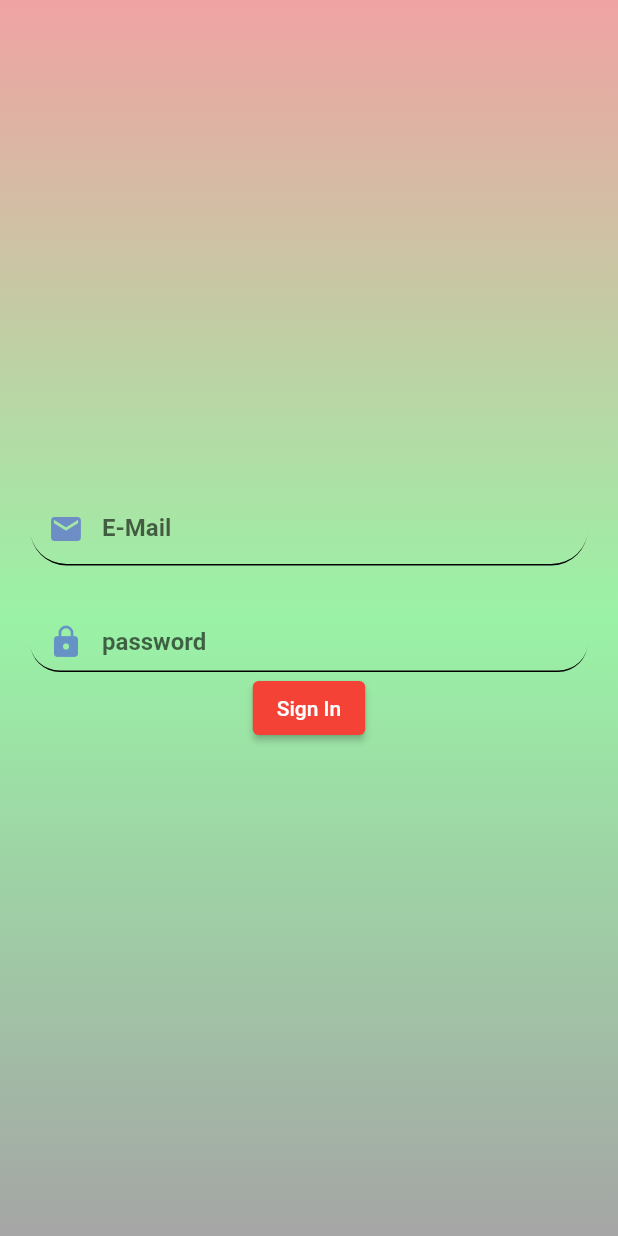
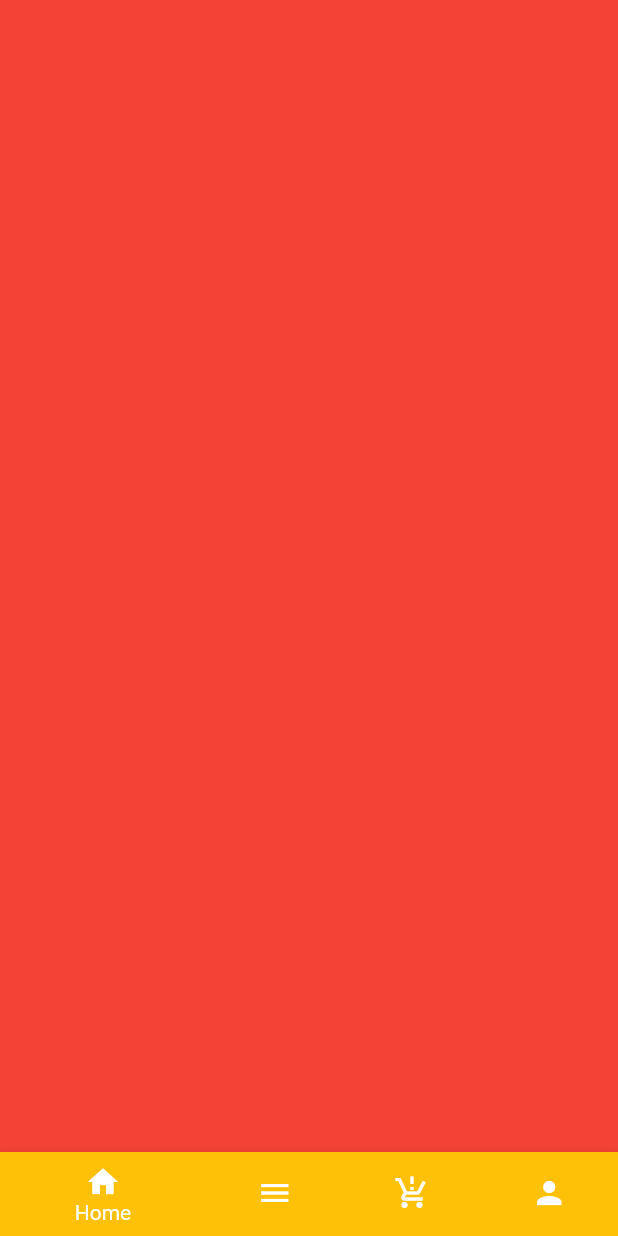
Before and after one commit to alamin144/Login_UI, a Flutter app: the screen it shows after launch, after a tap on "Sign In", on a phone screen of 412 x 824 dp. Run offline on Flutter 3.47's test engine with Material 2 defaults, Android fonts, the phone set to English and light mode, and no system bars.

```diff
--- /dev/null
+++ b/login_ui/lib/navigator/bottom_navi.dart
@@ -0,0 +1,55 @@
+import 'package:flutter/material.dart';
+import 'package:login_ui/navigator/catageroy.dart';
+import 'package:login_ui/navigator/order.dart';
+import 'package:login_ui/navigator/product.dart';
+import 'package:login_ui/navigator/profile.dart';
+
+class Bar extends StatefulWidget {
+  const Bar({super.key});
+
+  @override
+  State<Bar> createState() => _BarState();
+}
+
+class _BarState extends State<Bar> {
+  int _currentIdex = 0;
+
+  final tabs = [
+    Order(),
+    Catageroy(),
+    Product(),
+    Profile(),
+  ];
+  @override
+  Widget build(BuildContext context) {
+    return Scaffold(
+      body: tabs[_currentIdex],
+      bottomNavigationBar: BottomNavigationBar(
+        currentIndex: _currentIdex,
+        items: [
+          BottomNavigationBarItem(
+              icon: Icon(Icons.home),
+              backgroundColor: Colors.amber,
+              label: "Home"),
+          BottomNavigationBarItem(
+              icon: Icon(Icons.menu),
+              backgroundColor: Colors.green,
+              label: "catageroy"),
+          BottomNavigationBarItem(
+              icon: Icon(Icons.production_quantity_limits),
+              backgroundColor: Colors.purple,
+              label: "product"),
+          BottomNavigationBarItem(
+              icon: Icon(Icons.person),
+              backgroundColor: Colors.blue,
+              label: "Profile"),
+        ],
+        onTap: (index) {
+          setState(() {
+            _currentIdex = index;
+          });
+        },
+      ),
+    );
+  }
+}
--- /dev/null
+++ b/login_ui/lib/navigator/order.dart
@@ -0,0 +1,23 @@
+import 'package:flutter/material.dart';
+import 'package:flutter/src/widgets/container.dart';
+import 'package:flutter/src/widgets/framework.dart';
+
+class Order extends StatefulWidget {
+  const Order({super.key});
+
+  @override
+  State<Order> createState() => _OrderState();
+}
+
+class _OrderState extends State<Order> {
+  @override
+  Widget build(BuildContext context) {
+    return Scaffold(
+      body: Container(
+        height: double.infinity,
+        width: double.infinity,
+        color: Colors.red,
+      ),
+    );
+  }
+}
--- a/login_ui/lib/screens/homepage.dart
+++ b/login_ui/lib/screens/homepage.dart
@@ -1,6 +1,8 @@
 import 'package:flutter/material.dart';
 import 'package:flutter/src/widgets/container.dart';
 import 'package:flutter/src/widgets/framework.dart';
+import 'package:login_ui/navigator/bottom_navi.dart';
+import 'package:login_ui/navigator/order.dart';
 
 class HomePage extends StatefulWidget {
   const HomePage({super.key});
@@ -104,12 +106,20 @@ class _HomePageState extends State<HomePage> {
                       )),
                 ),
               ),
+              SizedBox(
+                height: 10,
+              ),
               Center(
                   child: ElevatedButton(
                       style: ButtonStyle(
                         backgroundColor: MaterialStateProperty.all(Colors.red),
                       ),
-                      onPressed: () {},
+                      onPressed: () {
+                        Navigator.push(
+                          context,
+                          MaterialPageRoute(builder: (context) => const Bar()),
+                        );
+                      },
                       child: Text("Sign In")))
             ],
           ),
```
Also changed, not shown: login_ui/lib/navigator/catageroy.dart (added, +23 -0 lines), login_ui/lib/navigator/product.dart (added, +23 -0 lines), login_ui/lib/navigator/profile.dart (added, +23 -0 lines).
